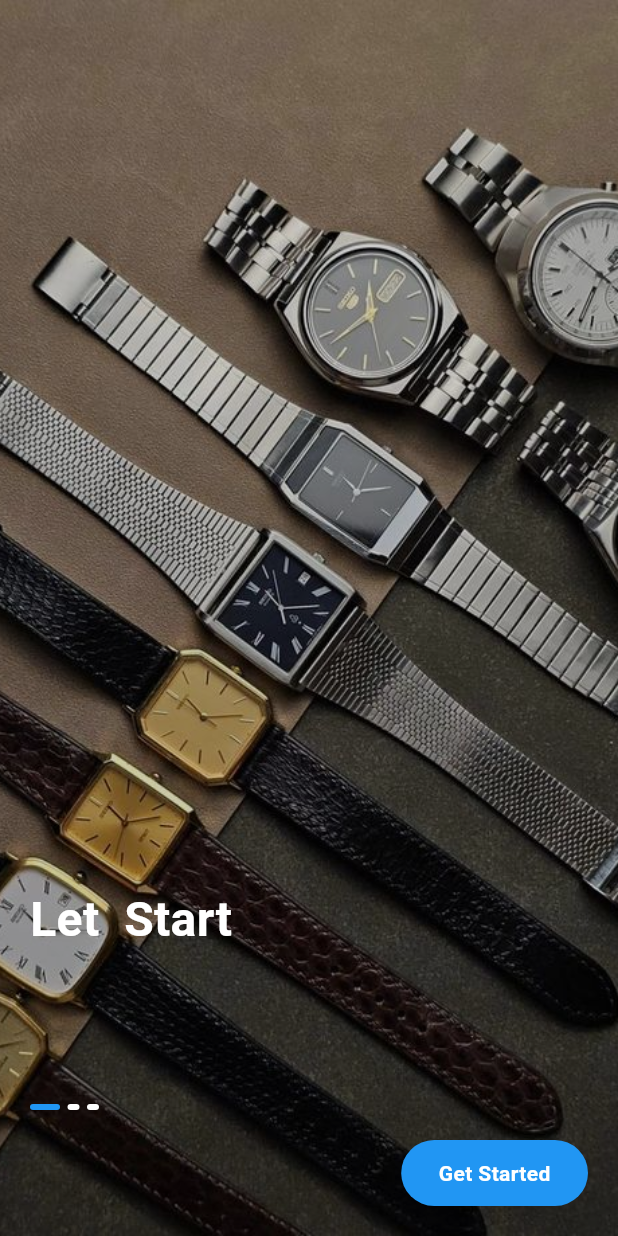
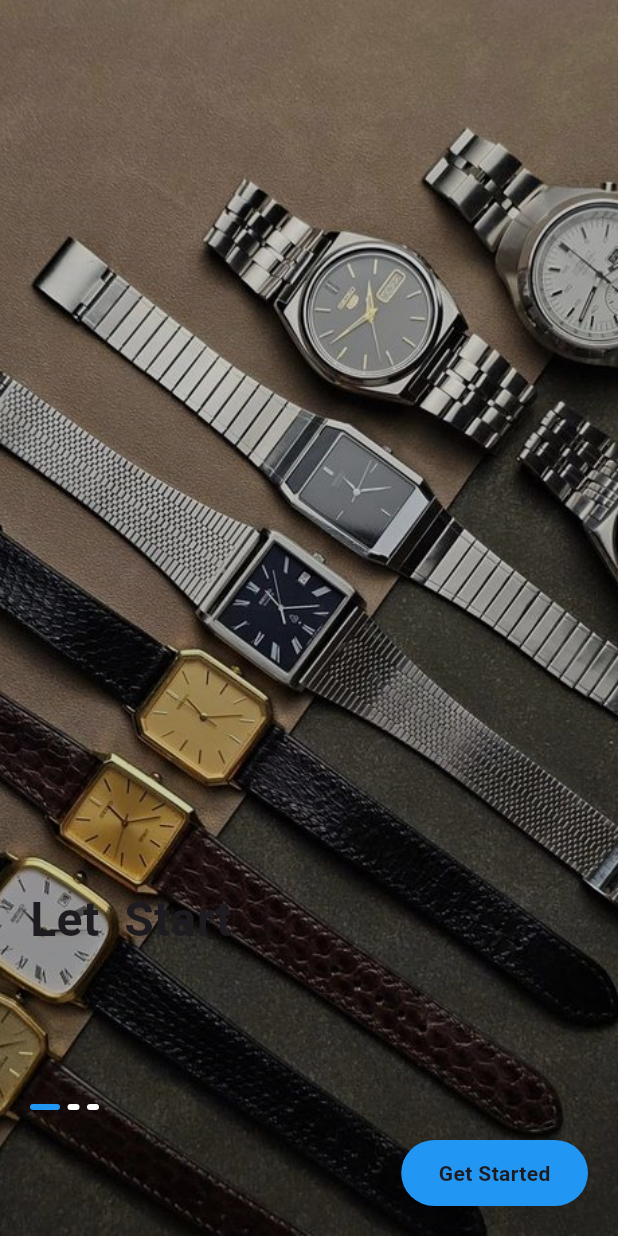
Before and after one commit to saras583/mg_collection, a Flutter app: the NextScreen screen opened directly, after a tap on "Get Started", on a phone screen of 412 x 824 dp. Run offline on Flutter 3.47's test engine with Material 3 defaults, Android fonts, the phone set to English and light mode, and no system bars; our stand-ins replace hive, hive_flutter; accounts and stored records are empty.

Commit message:
my local changes

```diff
--- a/lib/screens/bestsellers_screen.dart
+++ b/lib/screens/bestsellers_screen.dart
@@ -109,7 +109,7 @@ class _ExploreScreenState extends State<ExploreScreen> {
                           /// BEST SELLER
                           Text(
                             product["name"],
-                            style: TextStyle(fontSize: 10, color: Colors.blue),
+                            style: TextStyle(fontSize: 10, color: Theme.of(context).textTheme.bodyMedium?.color),
                           ),
 
                           SizedBox(height: 4),
@@ -121,7 +121,7 @@ class _ExploreScreenState extends State<ExploreScreen> {
 
                           Text(
                             "\$${product["price"]}",
-                            style: TextStyle(fontSize: 12, color: Colors.grey),
+                            style: TextStyle(fontSize: 12, color: Theme.of(context).textTheme.bodyMedium?.color),
                           ),
 
                           SizedBox(height: 6),
--- a/lib/screens/checkoutpage.dart
+++ b/lib/screens/checkoutpage.dart
@@ -278,6 +278,8 @@ Widget _priceRow(String title, String price) {
           Text(title, style: TextStyle(fontWeight: FontWeight.bold)),
           Text(subtitle, style: TextStyle(color: Colors.grey)),
         ],
+
+
   )],
   );
 
--- a/lib/screens/favoriteScreen.dart
+++ b/lib/screens/favoriteScreen.dart
@@ -15,6 +15,7 @@ class FavoriteScreen extends StatelessWidget {
               context,
               MaterialPageRoute(builder: (_) => HomeScreen()),
             );
+
           },
           icon: Icon(Icons.backspace_rounded),
         ),
--- a/lib/screens/home_screen.dart
+++ b/lib/screens/home_screen.dart
@@ -81,7 +81,7 @@ class _HomeScreenState extends State<HomeScreen> {
                     children: [
                       Text(
                         "Store location",
-                        style: TextStyle(fontSize: 12, color: Colors.grey),
+                        style: TextStyle(fontSize: 12, color: Theme.of(context).textTheme.bodyMedium?.color),
                       ),
                       Row(
                         children: [
--- a/lib/screens/joloredetailedscreens.dart
+++ b/lib/screens/joloredetailedscreens.dart
@@ -202,7 +202,7 @@ class _JewelleryDetailsScreenState extends State<JewelleryDetailsScreen> {
                               child: Center(
                                 child: Text(
                                   "Buy Now",
-                                  style: TextStyle(color: Colors.white),
+                                  style: TextStyle(color: Theme.of(context).textTheme.bodyMedium?.color),
                                 ),
                               ),
                             ),
--- a/lib/screens/letstart.dart
+++ b/lib/screens/letstart.dart
@@ -25,7 +25,7 @@ class Letstart extends StatelessWidget {
          Text('Let  Start',style: TextStyle(
                     fontSize: 32,
                     fontWeight: FontWeight.bold,
-                    color: Colors.white,
+                    color: Theme.of(context).textTheme.bodyMedium?.color,
                   ),)
                   ,SizedBox(height: 100,),
                    Row(
@@ -83,7 +83,7 @@ class Letstart extends StatelessWidget {
                     child:  Text(
                       "Get Started",
                       style: TextStyle(
-                        color: Colors.white,
+                        color: Theme.of(context).textTheme.bodyMedium?.color,
                         fontWeight: FontWeight.bold,
                       ),
                     ),
--- a/lib/screens/login_screen.dart
+++ b/lib/screens/login_screen.dart
@@ -170,7 +170,7 @@ class _LoginScreenState extends State<LoginScreen> {
                     child: Text(
                       "Sign In",
                       style: TextStyle(
-                        color: Colors.white,
+                        color: Theme.of(context).textTheme.bodyMedium?.color,
                         fontWeight: FontWeight.bold,
                       ),
                     ),
--- a/lib/screens/next_screen.dart
+++ b/lib/screens/next_screen.dart
@@ -88,7 +88,7 @@ class _GetstartscreenState extends State<NextScreen> {
                     child:  Text(
                       "Get Started",
                       style: TextStyle(
-                        color: Colors.white,
+                        color: Theme.of(context).textTheme.bodyMedium?.color,
                         fontWeight: FontWeight.bold,
                       ),
                     ),
--- a/lib/screens/pants_detailed_screen.dart
+++ b/lib/screens/pants_detailed_screen.dart
@@ -195,6 +195,7 @@ class PantsDetailsScreen extends StatelessWidget {
     );
   }
 
+
   /// BUY NOW FUNCTION
   void buyNow(BuildContext context) {
     Navigator.push(
--- a/lib/screens/shirts.dart
+++ b/lib/screens/shirts.dart
@@ -146,6 +146,7 @@ class _ShirtsScreenState extends State<ShirtsScreen> {
           ],
         ),
       ),
+
     );
   }
 }
--- a/lib/screens/skincare_details.dart
+++ b/lib/screens/skincare_details.dart
@@ -128,7 +128,7 @@ class SkincareDetailsScreen extends StatelessWidget {
                               child: Center(
                                 child: Text(
                                   "Buy Now",
-                                  style: TextStyle(color: Colors.white),
+                                  style: TextStyle(color: Theme.of(context).textTheme.bodyMedium?.color),
                                 ),
                               ),
                             ),
--- a/lib/screens/watches_details_screen.dart
+++ b/lib/screens/watches_details_screen.dart
@@ -123,7 +123,7 @@ class WatchesDetailsScreen extends StatelessWidget {
                               child: Center(
                                 child: Text(
                                   "Buy Now",
-                                  style: TextStyle(color: Colors.white),
+                                  style: TextStyle(color: Theme.of(context).textTheme.bodyMedium?.color),
                                 ),
                               ),
                             ),
```
